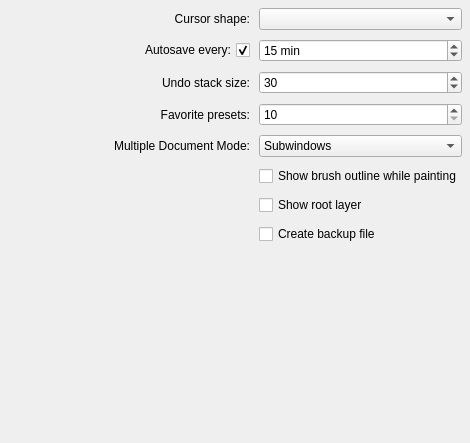
This is krita/ui/forms/wdggeneralsettings.ui in KDE/krita as Qt 5 draws it before an edit. The edited form follows.
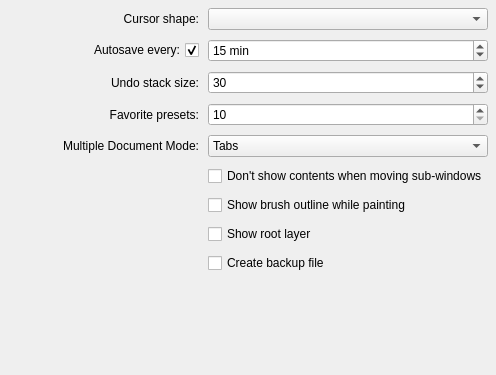
This is the edited form.

Commit message:
Resize/move using rubber bands by default if opengl is on
BUG:341787

```diff
--- a/krita/ui/forms/wdggeneralsettings.ui
+++ b/krita/ui/forms/wdggeneralsettings.ui
@@ -6,8 +6,8 @@
    <rect>
     <x>0</x>
     <y>0</y>
-    <width>470</width>
-    <height>443</height>
+    <width>496</width>
+    <height>375</height>
    </rect>
   </property>
   <layout class="QVBoxLayout" name="verticalLayout">
@@ -31,14 +31,14 @@
      <property name="spacing">
       <number>9</number>
      </property>
-     <item row="10" column="1">
+     <item row="11" column="1">
       <widget class="QCheckBox" name="m_backupFileCheckBox">
        <property name="text">
         <string>Create backup file </string>
        </property>
       </widget>
      </item>
-     <item row="9" column="1">
+     <item row="10" column="1">
       <widget class="QCheckBox" name="chkShowRootLayer">
        <property name="text">
         <string>Show root layer</string>
@@ -116,6 +116,23 @@
        </property>
       </widget>
      </item>
+     <item row="7" column="1">
+      <widget class="QComboBox" name="m_cmbMDIType">
+       <property name="currentIndex">
+        <number>1</number>
+       </property>
+       <item>
+        <property name="text">
+         <string>Subwindows</string>
+        </property>
+       </item>
+       <item>
+        <property name="text">
+         <string>Tabs</string>
+        </property>
+       </item>
+      </widget>
+     </item>
      <item row="3" column="1">
       <widget class="QSpinBox" name="m_autosaveSpinBox">
        <property name="suffix">
@@ -154,18 +171,11 @@
        </property>
       </widget>
      </item>
-     <item row="7" column="1">
-      <widget class="QComboBox" name="m_cmbMDIType">
-       <item>
-        <property name="text">
-         <string>Subwindows</string>
-        </property>
-       </item>
-       <item>
-        <property name="text">
-         <string>Tabs</string>
-        </property>
-       </item>
+     <item row="9" column="1">
+      <widget class="QCheckBox" name="m_showOutlinePainting">
+       <property name="text">
+        <string>Show brush outline while painting</string>
+       </property>
       </widget>
      </item>
      <item row="0" column="0">
@@ -185,9 +195,9 @@
       </widget>
      </item>
      <item row="8" column="1">
-      <widget class="QCheckBox" name="m_showOutlinePainting">
+      <widget class="QCheckBox" name="m_chkRubberBand">
        <property name="text">
-        <string>Show brush outline while painting</string>
+        <string>Don't show contents when moving sub-windows</string>
        </property>
       </widget>
      </item>
```
The commit also changes 2 other files.
